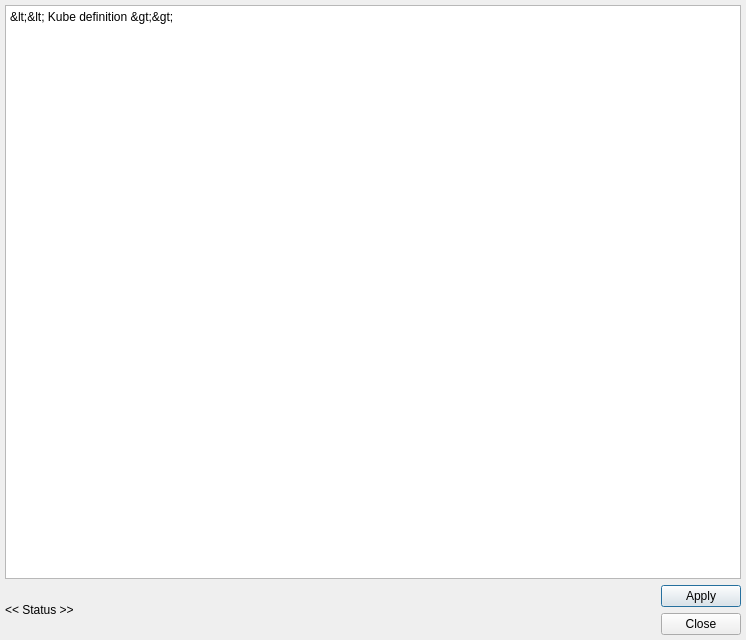
Old version of the form resources/ui/kube_resource_dialog.ui in the repository namuan/kube-rider.
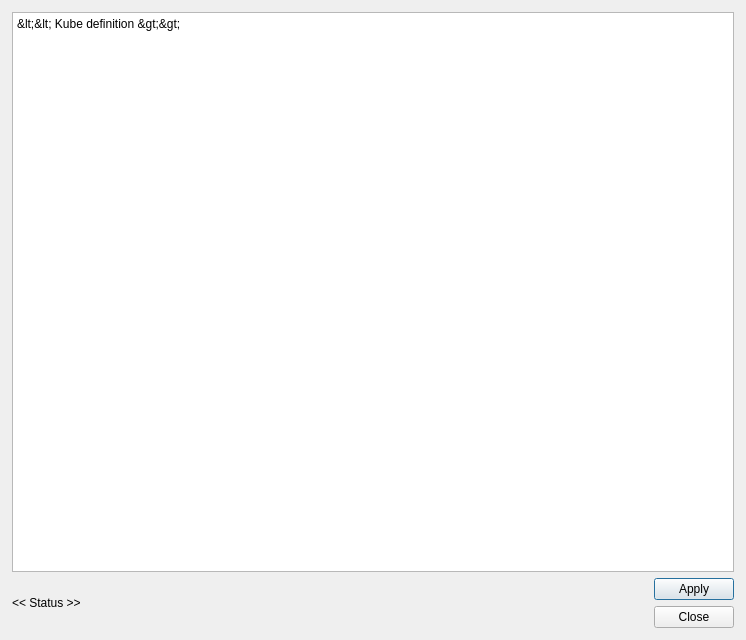
New version of the form.

```diff
--- a/resources/ui/kube_resource_dialog.ui
+++ b/resources/ui/kube_resource_dialog.ui
@@ -27,16 +27,16 @@
   </property>
   <layout class="QVBoxLayout" name="verticalLayout_2">
    <property name="leftMargin">
-    <number>5</number>
+    <number>12</number>
    </property>
    <property name="topMargin">
-    <number>5</number>
+    <number>12</number>
    </property>
    <property name="rightMargin">
-    <number>5</number>
+    <number>12</number>
    </property>
    <property name="bottomMargin">
-    <number>5</number>
+    <number>12</number>
    </property>
    <item>
     <widget class="QPlainTextEdit" name="txt_resource_definition">
```
